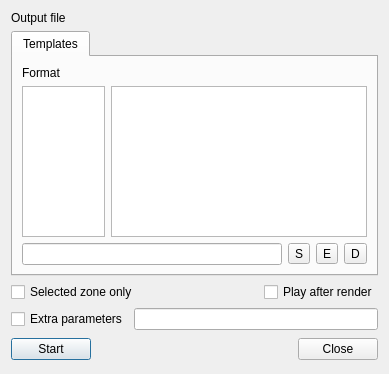
Qt form src/widgets/renderwidget_ui.ui (KDE/kdenlive) before a commit.
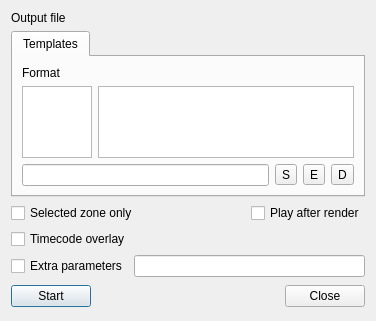
The same form after that commit. Custom widgets are drawn as their Qt base class.

Commit message: Don't allow clip moving over another one Add timecode overlay to export options Add menus for insert/delete track (does not work yet)

Diff of the .ui file:
```diff
--- a/src/widgets/renderwidget_ui.ui
+++ b/src/widgets/renderwidget_ui.ui
@@ -5,8 +5,8 @@
    <rect>
     <x>0</x>
     <y>0</y>
-    <width>389</width>
-    <height>374</height>
+    <width>340</width>
+    <height>317</height>
    </rect>
   </property>
   <property name="windowTitle" >
@@ -37,7 +37,7 @@
      </property>
     </widget>
    </item>
-   <item row="3" column="0" colspan="4" >
+   <item row="4" column="0" colspan="4" >
     <layout class="QHBoxLayout" name="horizontalLayout" >
      <item>
       <widget class="QCheckBox" name="enable_params" >
@@ -51,14 +51,14 @@
      </item>
     </layout>
    </item>
-   <item row="4" column="0" >
+   <item row="5" column="0" >
     <widget class="KPushButton" name="buttonStart" >
      <property name="text" >
       <string>Start</string>
      </property>
     </widget>
    </item>
-   <item row="4" column="1" >
+   <item row="5" column="1" >
     <spacer name="horizontalSpacer" >
      <property name="orientation" >
       <enum>Qt::Horizontal</enum>
@@ -71,7 +71,7 @@
      </property>
     </spacer>
    </item>
-   <item row="4" column="2" colspan="2" >
+   <item row="5" column="2" colspan="2" >
     <widget class="QDialogButtonBox" name="buttonBox" >
      <property name="orientation" >
       <enum>Qt::Horizontal</enum>
@@ -87,14 +87,6 @@
       <number>0</number>
      </property>
      <widget class="QWidget" name="tab_2" >
-      <property name="geometry" >
-       <rect>
-        <x>0</x>
-        <y>0</y>
-        <width>373</width>
-        <height>203</height>
-       </rect>
-      </property>
       <attribute name="title" >
        <string>Templates</string>
       </attribute>
@@ -151,6 +143,13 @@
      </widget>
     </widget>
    </item>
+   <item row="3" column="0" colspan="2" >
+    <widget class="QCheckBox" name="tc_overlay" >
+     <property name="text" >
+      <string>Timecode overlay</string>
+     </property>
+    </widget>
+   </item>
   </layout>
  </widget>
  <customwidgets>
```
The commit also changes 19 other files.
